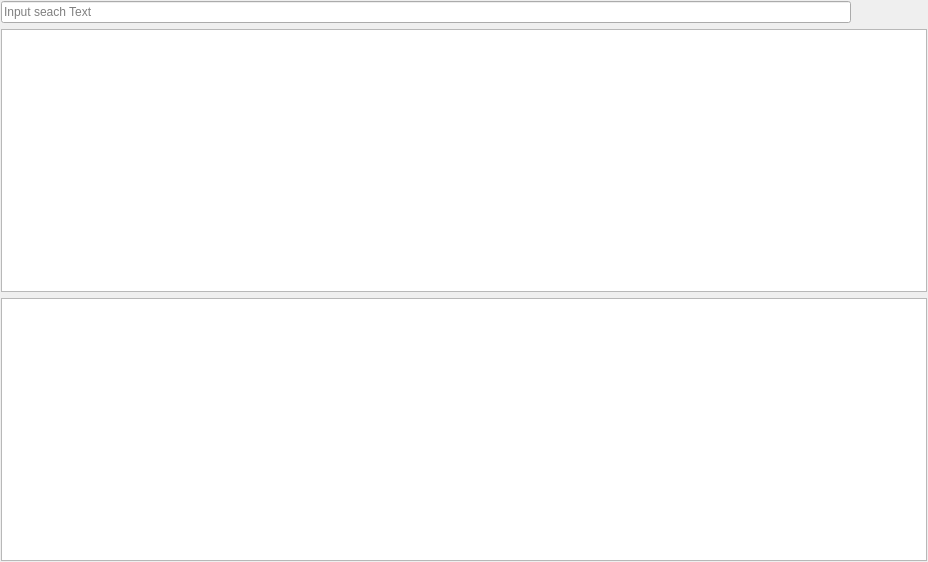
The window that widgets/infowidgets.ui (SunStorm2018/media-debuger) describes before a commit, drawn with Qt 5.
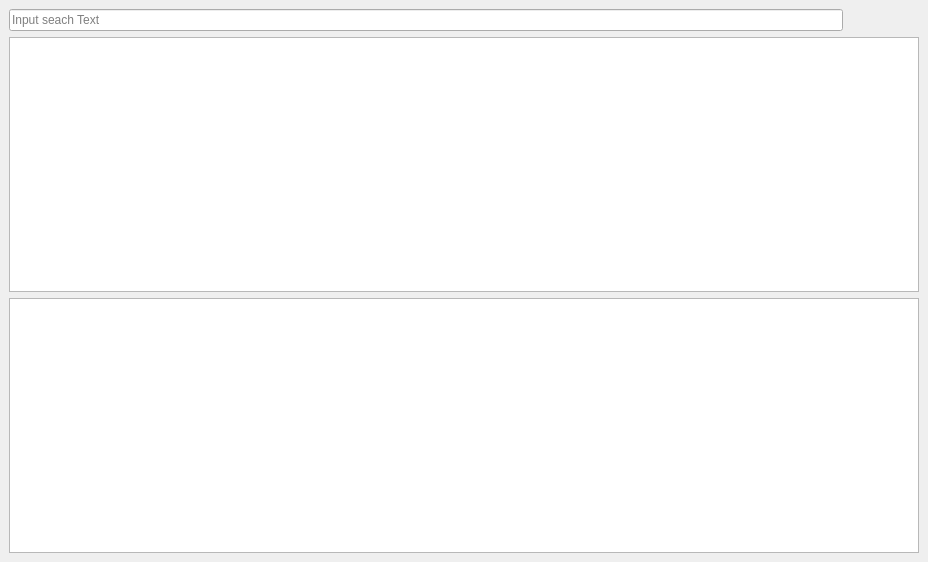
The same window after the commit. Icons and pictures are not drawn. Custom widgets are drawn as their Qt base class.

```diff
--- a/widgets/infowidgets.ui
+++ b/widgets/infowidgets.ui
@@ -20,16 +20,16 @@
   </property>
   <layout class="QVBoxLayout" name="verticalLayout">
    <property name="leftMargin">
-    <number>1</number>
+    <number>9</number>
    </property>
    <property name="topMargin">
-    <number>1</number>
+    <number>9</number>
    </property>
    <property name="rightMargin">
-    <number>1</number>
+    <number>9</number>
    </property>
    <property name="bottomMargin">
-    <number>1</number>
+    <number>9</number>
    </property>
    <item>
     <widget class="QWidget" name="search_title_wg" native="true">
```
